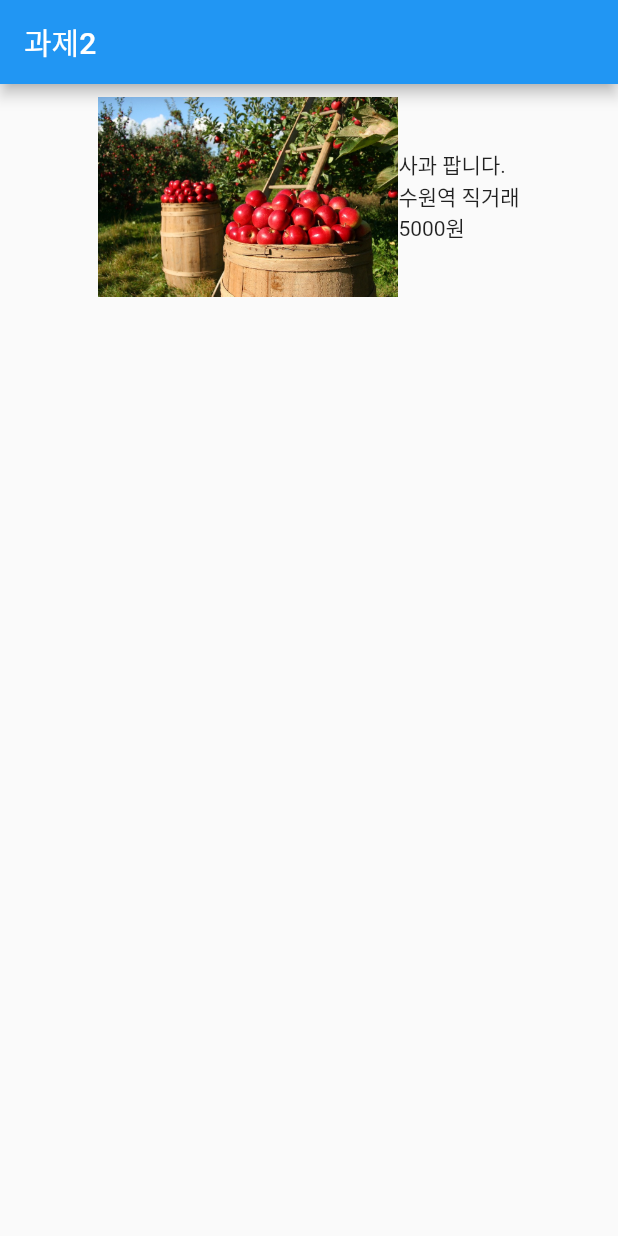
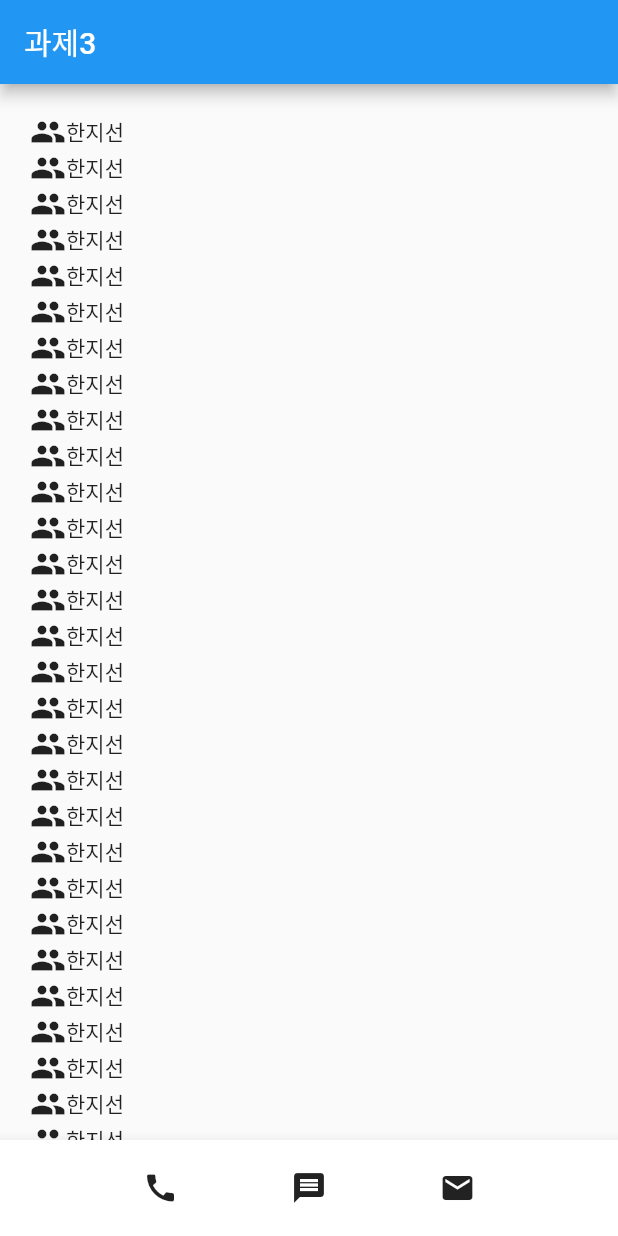
Before and after one commit to seonhannn/StudyFlutter, a Flutter app: the screen it shows after launch, on a phone screen of 412 x 824 dp. Run offline on Flutter 3.47's test engine with Material 2 defaults, Android fonts, the phone set to English and light mode, and no system bars.

```diff
--- a/lib/main.dart
+++ b/lib/main.dart
@@ -5,39 +5,88 @@ void main() {
 }
 
 class MyApp extends StatelessWidget {
-  const MyApp({super.key});
+  const MyApp({Key? key}) : super(key: key);
 
   @override
   Widget build(BuildContext context) {
     return MaterialApp(
       home: Scaffold(
         appBar: AppBar(
-          title: Text("과제2"),
+          title: Text("과제3"),
         ),
-        body: Container(
-          height: 150,
-          padding: EdgeInsets.all(8),
-          child: Row(
-            mainAxisAlignment: MainAxisAlignment.center,
-            children: [
-              SizedBox(
-                width: 200,
-                height: 200,
-                child: Image.asset("assets/apples.jpg")
-              ),
-              Column(
-                mainAxisAlignment: MainAxisAlignment.center,
-                crossAxisAlignment: CrossAxisAlignment.start,
-                children: [
-                  Text("사과 팝니다."),
-                  Text("수원역 직거래"),
-                  Text("5000원"),
-                ],
-              )
-            ],
-          ),
-        )
+        body: ListView(
+          padding: EdgeInsets.all(20),
+          children: [
+            People(),
+            People(),
+            People(),
+            People(),
+            People(),
+            People(),
+            People(),
+            People(),
+            People(),
+            People(),
+            People(),
+            People(),
+            People(),
+            People(),
+            People(),
+            People(),
+            People(),
+            People(),
+            People(),
+            People(),
+            People(),
+            People(),
+            People(),
+            People(),
+            People(),
+            People(),
+            People(),
+            People(),
+            People(),
+            People(),
+          ],
+        ),
+        bottomNavigationBar: BottomAppBar(
+          child: BottomBar(),
+        ),
       ),
     );
   }
 }
+
+class People extends StatelessWidget {
+  const People({Key? key}) : super(key: key);
+
+  @override
+  Widget build(BuildContext context) {
+    return Row(
+      mainAxisAlignment: MainAxisAlignment.start,
+      children: [
+        Icon(Icons.people),
+        Text("한지선"),
+      ],
+    );
+  }
+}
+
+class BottomBar extends StatelessWidget {
+  const BottomBar({Key? key}) : super(key: key);
+
+  @override
+  Widget build(BuildContext context) {
+    return Container(
+      margin: EdgeInsets.all(20),
+      child: Row(
+        mainAxisAlignment: MainAxisAlignment.spaceEvenly,
+        children: [
+          Icon(Icons.call),
+          Icon(Icons.message),
+          Icon(Icons.mail),
+        ],
+      ),
+    );
+  }
+}
```
